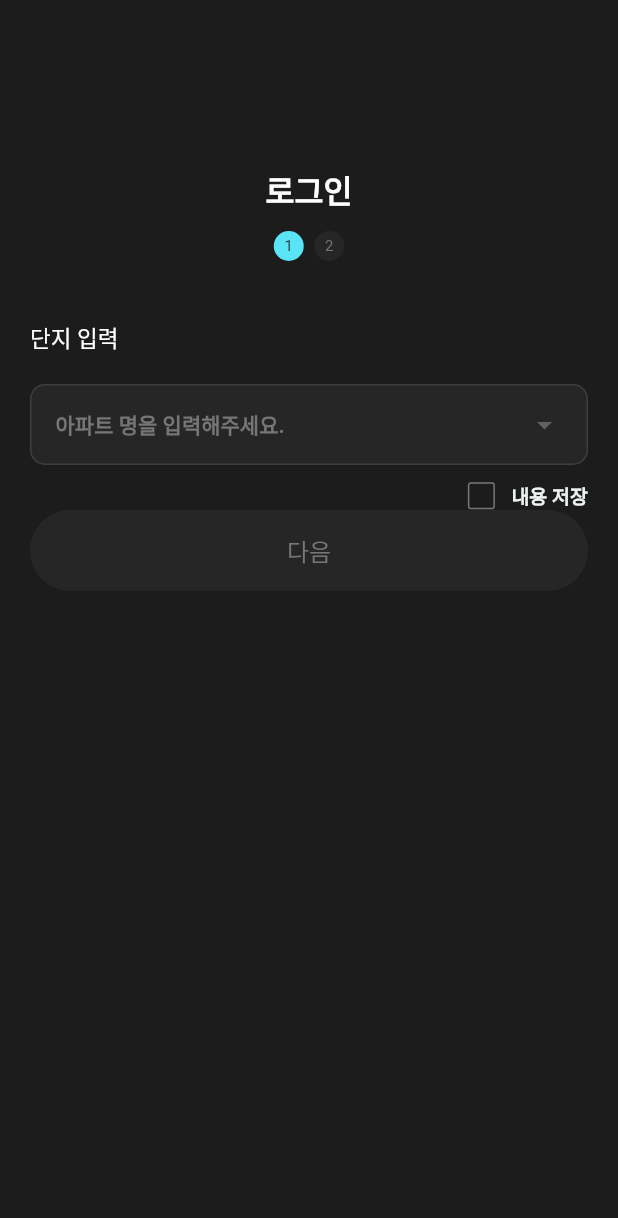
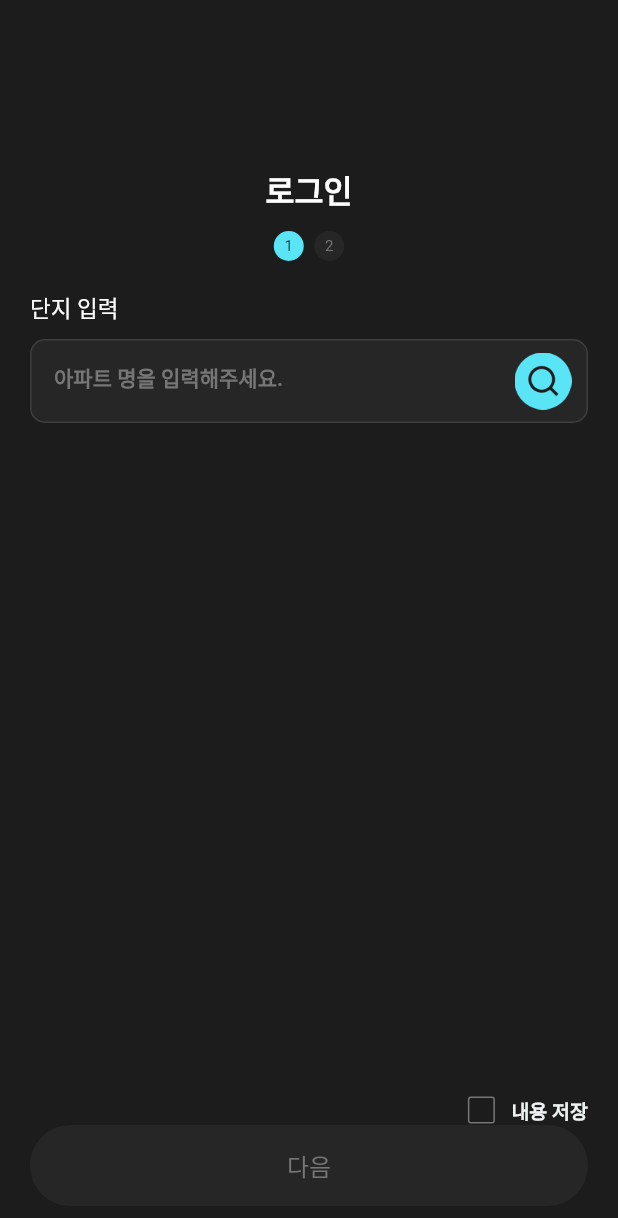
Before and after one commit to HanKyeol0/IoT-SmartHome-App, a Flutter app: the AccessAuthority screen opened directly, after a tap on "확인", after a tap on "앱 사용 중에만 허용", after a tap on "항상 허용", on a phone screen of 412 x 824 dp. Shown: the top 1218 px of the screen. Run offline on Flutter 3.47's test engine with Material 2 defaults, Android fonts, the phone set to English and light mode, and no system bars; Roboto replaces fonts that are missing (NanumSquareNeo, luxFont).

Commit message:
office commit

```diff
--- a/lib/login/access_authority.dart
+++ b/lib/login/access_authority.dart
@@ -46,26 +46,19 @@ class _AccessAuthorityState extends State<AccessAuthority> {
                 child: Column(
                   mainAxisSize: MainAxisSize.min,
                   children: <Widget>[
-                    const Text(
+                    Text(
                       '액세스 권한 설정',
-                      style: TextStyle(
-                        color: wColor,
-                        fontSize: 18,
-                        fontFamily: 'luxFont',
-                        fontWeight: FontWeight.w800,
-                      ),
+                      style: titleText(),
                     ),
                     const SizedBox(
                       height: 20,
                     ),
-                    const Text(
+                    Text(
                       "공동 현관문 출입, 주차 위치 저장 기능 등 기타 저장 기능을 위한 블루투스 위치 정보의 액세스 권한 설정이 반드시 필요합니다.",
-                      style: TextStyle(
+                      style: contentText(
                         color: textGrey,
                         fontSize: 14,
-                        fontFamily: 'luxFont',
                         fontWeight: FontWeight.w400,
-                        height: 1.5,
                       ),
                     ),
                     const SizedBox(
@@ -137,14 +130,9 @@ class _AccessAuthorityState extends State<AccessAuthority> {
                     const SizedBox(
                       height: 10,
                     ),
-                    const Text(
+                    Text(
                       '액세스 권한',
-                      style: TextStyle(
-                        color: wColor,
-                        fontSize: 18,
-                        fontFamily: 'luxFont',
-                        fontWeight: FontWeight.w800,
-                      ),
+                      style: titleText(),
                     ),
                     const SizedBox(
                       height: 33,
@@ -153,13 +141,12 @@ class _AccessAuthorityState extends State<AccessAuthority> {
                       height: 53,
                       width: MediaQuery.of(context).size.width - 40,
                       child: TextButton(
-                        child: const Text(
+                        child: Text(
                           '앱 사용 중에만 허용',
-                          style: TextStyle(
+                          style: contentText(
                             color: textGrey,
                             fontSize: 16,
-                            fontFamily: 'luxFont',
-                            fontWeight: FontWeight.w200,
+                            fontWeight: FontWeight.w400,
                           ),
                         ),
                         onPressed: () {
@@ -176,13 +163,12 @@ class _AccessAuthorityState extends State<AccessAuthority> {
                       height: 53,
                       width: MediaQuery.of(context).size.width - 40,
                       child: TextButton(
-                        child: const Text(
+                        child: Text(
                           '항상 허용',
-                          style: TextStyle(
+                          style: contentText(
                             color: textGrey,
                             fontSize: 16,
-                            fontFamily: 'luxFont',
-                            fontWeight: FontWeight.w200,
+                            fontWeight: FontWeight.w400,
                           ),
                         ),
                         onPressed: () {
@@ -250,14 +236,9 @@ class _AccessAuthorityState extends State<AccessAuthority> {
                     const SizedBox(
                       height: 10,
                     ),
-                    const Text(
+                    Text(
                       '근처 기기 액세스 권한',
-                      style: TextStyle(
-                        color: wColor,
-                        fontSize: 18,
-                        fontFamily: 'luxFont',
-                        fontWeight: FontWeight.w800,
-                      ),
+                      style: titleText(),
                     ),
                     const SizedBox(
                       height: 33,
@@ -266,13 +247,12 @@ class _AccessAuthorityState extends State<AccessAuthority> {
                       height: 53,
                       width: MediaQuery.of(context).size.width - 40,
                       child: TextButton(
-                        child: const Text(
+                        child: Text(
                           '앱 사용 중에만 허용',
-                          style: TextStyle(
+                          style: contentText(
                             color: textGrey,
                             fontSize: 16,
-                            fontFamily: 'luxFont',
-                            fontWeight: FontWeight.w200,
+                            fontWeight: FontWeight.w400,
                           ),
                         ),
                         onPressed: () => Navigator.pushNamed(context, '/login'),
@@ -286,13 +266,12 @@ class _AccessAuthorityState extends State<AccessAuthority> {
                       height: 53,
                       width: MediaQuery.of(context).size.width - 40,
                       child: TextButton(
-                        child: const Text(
+                        child: Text(
                           '항상 허용',
-                          style: TextStyle(
+                          style: contentText(
                             color: textGrey,
                             fontSize: 16,
-                            fontFamily: 'luxFont',
-                            fontWeight: FontWeight.w200,
+                            fontWeight: FontWeight.w400,
                           ),
                         ),
                         onPressed: () => Navigator.pushNamed(context, '/login'),
@@ -306,13 +285,12 @@ class _AccessAuthorityState extends State<AccessAuthority> {
                       height: 53,
                       width: MediaQuery.of(context).size.width - 40,
                       child: TextButton(
-                        child: const Text(
+                        child: Text(
                           '허용 안 함',
-                          style: TextStyle(
+                          style: contentText(
                             color: textGrey,
                             fontSize: 16,
-                            fontFamily: 'luxFont',
-                            fontWeight: FontWeight.w200,
+                            fontWeight: FontWeight.w400,
                           ),
                         ),
                         onPressed: () => Navigator.of(context).pop(),
--- a/lib/login/login.dart
+++ b/lib/login/login.dart
@@ -15,7 +15,9 @@ class _LoginState extends State<Login> {
   @override
   Widget build(BuildContext context) {
     return Scaffold(
-      body: ListView(
+      resizeToAvoidBottomInset: false,
+      body: Column(
+        mainAxisSize: MainAxisSize.min,
         children: [
           const SizedBox(height: 111),
           const Row(
@@ -54,7 +56,10 @@ class _LoginState extends State<Login> {
             ],
           ),
           Container(
-            padding: const EdgeInsets.all(20),
+            padding: const EdgeInsets.only(
+              left: 20,
+              bottom: 10,
+            ),
             child: const Column(
               children: [
                 Row(
@@ -71,13 +76,21 @@ class _LoginState extends State<Login> {
               ],
             ),
           ),
-          const DropdownInput(
+          const Expanded(
+            child: Column(
+              children: [
+                DropdownInput(
                   placeholder: '아파트 명을 입력해주세요.',
                   items: [
                     'A',
                     'B',
                     'C',
                   ],
+                  searchIconOn: 'assets/searchIconOn.png',
+                  searchIconOff: 'assets/searchIconOff.png',
+                ),
+              ],
+            ),
           ),
           const SizedBox(height: 11),
           Padding(
@@ -89,6 +102,7 @@ class _LoginState extends State<Login> {
                   padding: EdgeInsets.only(right: 10),
                   child: Row(
                     mainAxisAlignment: MainAxisAlignment.end,
+                    crossAxisAlignment: CrossAxisAlignment.start,
                     children: [
                       BlueCheckbox(),
                       SizedBox(width: 11),
@@ -108,14 +122,14 @@ class _LoginState extends State<Login> {
             ),
           ),
           const Positioned(
-            left: 20,
-            right: 20,
-            bottom: 20,
+            left: 25,
+            right: 25,
+            bottom: 30,
             child: RoundNextButton(),
           ),
         ],
       ),
-      backgroundColor: const Color(0xFF1C1C1C),
+      backgroundColor: black,
     );
   }
 }
--- a/lib/styles.dart
+++ b/lib/styles.dart
@@ -7,3 +7,25 @@ const Color grey = Color(0xFF262626);
 const Color lightGrey = Color(0xFF767676);
 const Color dialogColor = Color(0xFF3E3E3E);
 const Color textGrey = Color(0xFFECF1F1);
+
+TextStyle contentText(
+    {FontWeight fontWeight = FontWeight.w700,
+    double fontSize = 14,
+    Color color = lightGrey}) {
+  return TextStyle(
+    fontFamily: 'luxFont',
+    fontWeight: fontWeight,
+    fontSize: fontSize,
+    color: color,
+    height: 1.5,
+  );
+}
+
+TextStyle titleText({double fontSize = 18}) {
+  return TextStyle(
+    color: wColor,
+    fontSize: fontSize,
+    fontFamily: 'luxFont',
+    fontWeight: FontWeight.w800,
+  );
+}
--- a/lib/widgets/field.dart
+++ b/lib/widgets/field.dart
@@ -1,50 +1,135 @@
 import 'package:flutter/material.dart';
-
 import '../styles.dart';
 
-class DropdownInput extends StatelessWidget {
+class DropdownInput extends StatefulWidget {
   final String placeholder;
-  final List<String>? items;
+  final List<String> items;
+  final String searchIconOn;
+  final String searchIconOff;
 
   const DropdownInput({
-    super.key,
+    Key? key,
     required this.placeholder,
-    this.items,
-  });
+    required this.items,
+    required this.searchIconOn,
+    required this.searchIconOff,
+  }) : super(key: key);
+
+  @override
+  State<DropdownInput> createState() => _DropdownInputState();
+}
+
+class _DropdownInputState extends State<DropdownInput> {
+  String? selectedValue;
+  TextEditingController textEditingController = TextEditingController();
+  bool showDropdown = false;
+
+  @override
+  void dispose() {
+    textEditingController.dispose();
+    super.dispose();
+  }
+
+  @override
+  void initState() {
+    super.initState();
+    selectedValue = null;
+  }
+
+  void toggleDropdown() {
+    setState(() {
+      showDropdown = !showDropdown;
+    });
+  }
 
   @override
   Widget build(BuildContext context) {
     return Container(
-      padding: const EdgeInsets.symmetric(horizontal: 16.0),
       margin: const EdgeInsets.symmetric(horizontal: 20),
-      height: 54,
       decoration: BoxDecoration(
         borderRadius: BorderRadius.circular(10.0),
-        border: Border.all(color: dialogColor),
+        border: textEditingController.text.isEmpty
+            ? Border.all(color: dialogColor, width: 1)
+            : Border.all(color: wColor, width: 1),
         color: grey,
       ),
-      child: DropdownButtonHideUnderline(
-        child: DropdownButton<String>(
-          isExpanded: true,
-          hint: Text(
-            placeholder,
-            style: const TextStyle(
-                fontFamily: 'luxFont',
-                fontWeight: FontWeight.w700,
-                fontSize: 14,
-                color: lightGrey),
+      child: Column(
+        crossAxisAlignment: CrossAxisAlignment.stretch,
+        children: [
+          SizedBox(
+            height: 54,
+            child: TextField(
+              controller: textEditingController,
+              style: const TextStyle(color: wColor),
+              decoration: InputDecoration(
+                hintText: widget.placeholder,
+                hintStyle: contentText(color: lightGrey),
+                contentPadding: const EdgeInsets.symmetric(
+                  vertical: 19.5,
+                  horizontal: 15,
+                ),
+                border: InputBorder.none,
+                suffixIcon: GestureDetector(
+                  onTap: () {
+                    setState(() {
+                      textEditingController.clear();
+                      toggleDropdown();
+                    });
+                  },
+                  child: Padding(
+                    padding: const EdgeInsets.only(right: 10.0),
+                    child: Image.asset(
+                      textEditingController.text.isEmpty
+                          ? widget.searchIconOn
+                          : widget.searchIconOff,
+                      width: 10,
+                      height: 10,
+                    ),
+                  ),
+                ),
+              ),
+              onChanged: (value) {
+                setState(() {
+                  selectedValue = null; // Clear the selected value
+                });
+                if (value.isNotEmpty) {
+                  setState(() {
+                    showDropdown = true;
+                  });
+                } else {
+                  setState(() {
+                    showDropdown = false;
+                  });
+                }
+              },
+            ),
           ),
-          value: null, // You can set the default value here
-          onChanged: (String? value) {},
-          items: items != null
-              ? items!.map((String item) {
-                  return DropdownMenuItem<String>(
-                    value: item,
-                    child: Text(item),
-                  );
-                }).toList()
-              : null,
-        ),
+          if (showDropdown)
+            ListView.separated(
+              shrinkWrap: true,
+              itemCount: widget.items.length,
+              separatorBuilder: (context, index) => const Divider(
+                color: lightGrey,
+                thickness: 0.5,
+              ),
+              itemBuilder: (context, index) {
+                final item = widget.items[index];
+                return ListTile(
+                  title: Text(
+                    item,
+                    style: contentText(color: lightGrey),
+                  ),
+                  onTap: () {
+                    setState(() {
+                      selectedValue = item;
+                      textEditingController.text = item;
+                      showDropdown = false;
+                    });
+                  },
+                );
+              },
+            ),
+        ],
       ),
     );
   }
```
Lines whose indentation alone changed are shown as unchanged.
